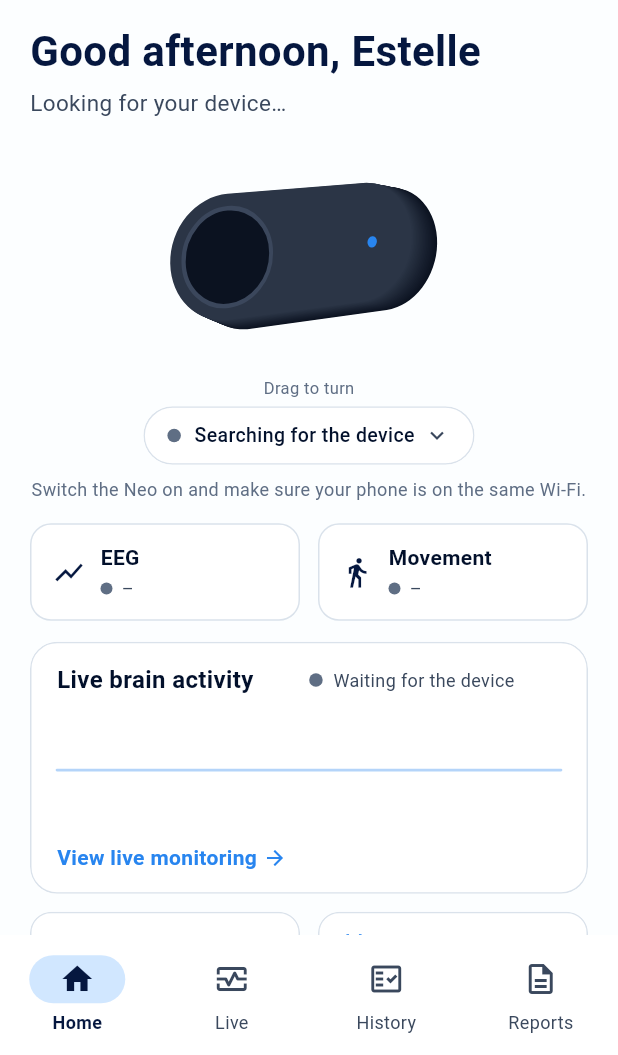
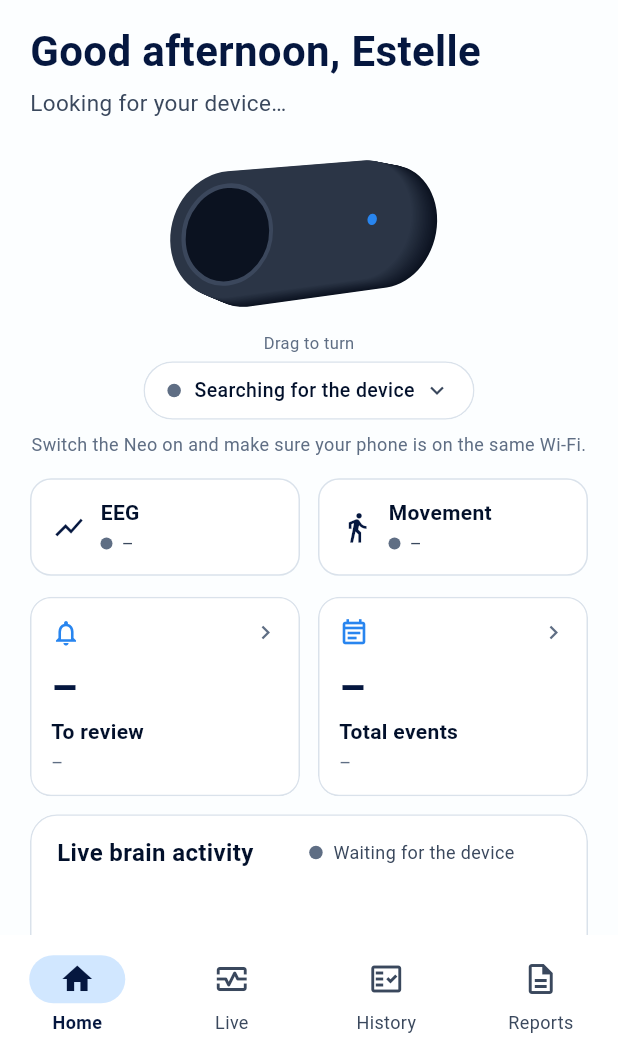
Before and after one commit to Tzekhai2005/neo-mobile-app, a Flutter app: the screen it shows after launch, on a phone screen of 412 x 824 dp, the part 181-1236 px from its top. Run offline on Flutter 3.47's test engine with Material 3 defaults, Android fonts, the phone set to English and light mode, and no system bars; our stand-ins replace file_picker, pdf, printing, share_plus.

Commit message:
Home: move the counts up, and count what is still to review
Co-Authored-By: Claude Sonnet 5.5 <noreply@anthropic.com>

```diff
--- a/flutter_app/lib/ui/home/home_page.dart
+++ b/flutter_app/lib/ui/home/home_page.dart
@@ -3,6 +3,8 @@ import 'package:flutter/material.dart';
 import '../../app/app_scope.dart';
 import '../../app/app_services.dart';
 import '../../config/app_config.dart';
+import '../../data/review_event.dart';
+import '../../review/review_models.dart';
 import '../../review/timeline_model.dart' show dateLabel;
 import '../format.dart';
 import '../shell/tab_scope.dart';
@@ -73,7 +75,9 @@ class _HomePageState extends State<HomePage> {
       final info = s.recording.info;
       final rate = info.eegRateHz;
       final lastDay = (info.durationSec - 1) ~/ 86400;
-      final onLastDay = events.where((e) => e.event.startSec(rate) ~/ 86400 == lastDay).length;
+      final toReview = events
+          .where((e) => e.event.startSec(rate) ~/ 86400 == lastDay && e.status == ReviewStatus.candidate && !e.isMarker)
+          .length;
       return _RecordingLine(
         chip: [
           s.currentDataset ?? 'Demo recording',
@@ -82,7 +86,7 @@ class _HomePageState extends State<HomePage> {
           plural(events.length, 'event'),
         ].join(' · '),
         notice: s.datasetNotice,
-        latestDayEvents: onLastDay,
+        latestDayEvents: toReview,
         latestDayLine: dateLabel(info.localTimeAt(lastDay * 86400.0)),
         totalEvents: events.length,
         totalLine: 'Over ${durationText(info.durationSec)}',
@@ -147,14 +151,12 @@ class _HomePageState extends State<HomePage> {
               ]),
             ),
             const SizedBox(height: 8),
-            const DeviceHero(),
+            const DeviceHero(height: 150),
             const SizedBox(height: 4),
             Center(child: DevicePill(status: s.status, loss: () => s.loss)),
             const SizedBox(height: 14),
             StatusChips(status: s.status, risk: s.activityRisk),
             const SizedBox(height: 14),
-            LiveDataCard(status: s.status, buffer: s.live, onTap: () => _open(ShellTab.live)),
-            const SizedBox(height: 12),
             FutureBuilder<_RecordingLine>(
               future: _recording,
               initialData: _RecordingLine.loading,
@@ -167,8 +169,8 @@ class _HomePageState extends State<HomePage> {
                         child: StatTile(
                           icon: Icons.notifications_none,
                           value: line.latestDayEvents?.toString() ?? unknownText,
-                          label: 'Latest day',
-                          line: line.latestDayEvents == null ? unknownText : '${line.latestDayLine} · tap to review',
+                          label: 'To review',
+                          line: line.latestDayEvents == null ? unknownText : 'On ${line.latestDayLine}',
                           onTap: () => _open(ShellTab.history),
                         ),
                       ),
@@ -184,6 +186,8 @@ class _HomePageState extends State<HomePage> {
                       ),
                     ]),
                   ),
+                  const SizedBox(height: 12),
+                  LiveDataCard(status: s.status, buffer: s.live, onTap: () => _open(ShellTab.live)),
                   const SizedBox(height: 16),
                   _RecordingChip(text: line.chip, onTap: _chooseRecording),
                   if (line.notice != null) ...[
```
Also changed, not shown: 1 other file.
